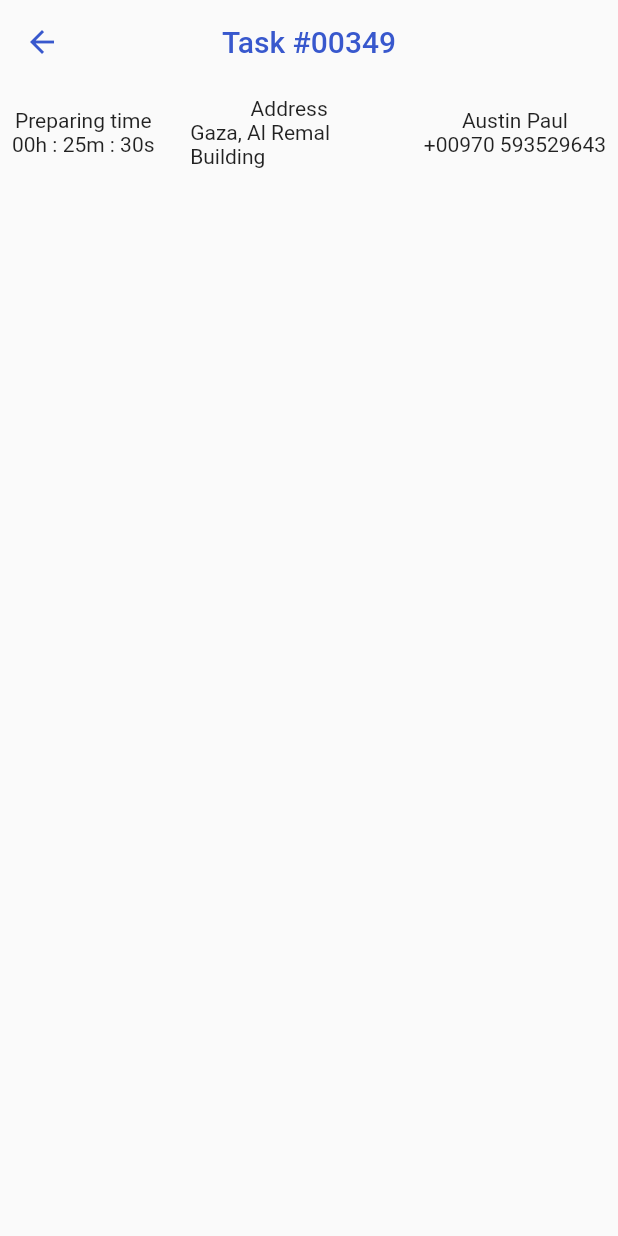
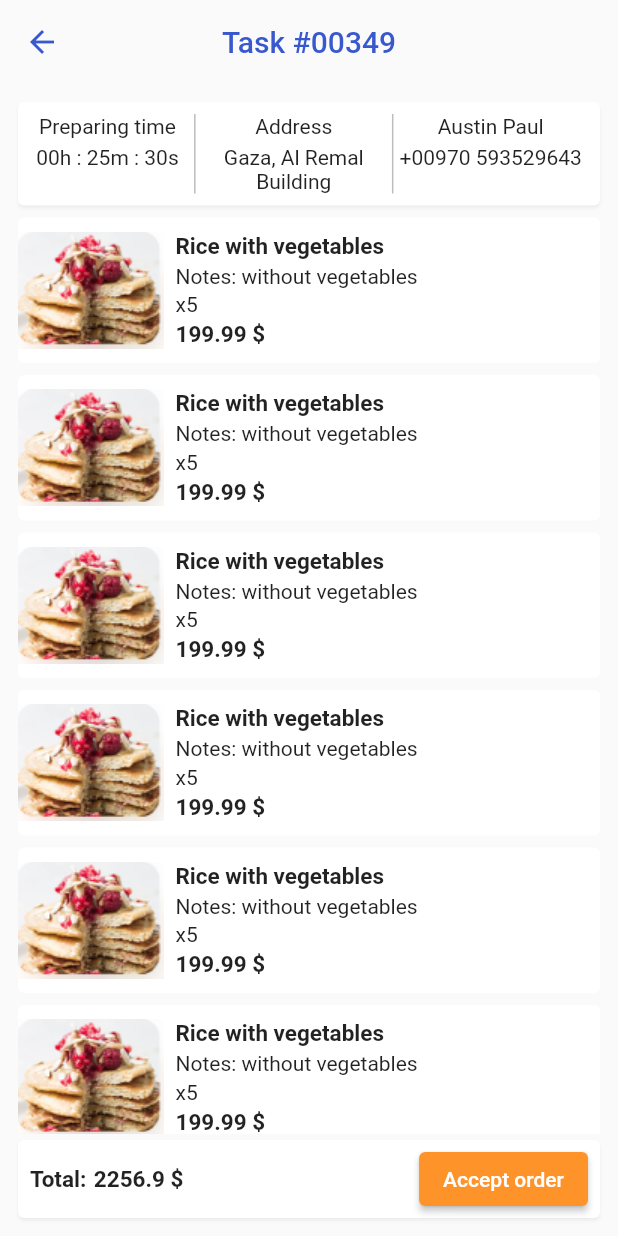
Before and after one commit to eyadramzy/Velonto-food-flutter, a Flutter app: the TaskInfoPage screen opened by its route, on a phone screen of 412 x 824 dp. Run offline on Flutter 3.47's test engine with Material 2 defaults, Android fonts, the phone set to English and light mode, and no system bars.

Commit message:
add task details

```diff
--- a/velontofood/lib/screens/home_page.dart
+++ b/velontofood/lib/screens/home_page.dart
@@ -145,6 +145,7 @@ class TaskItem extends StatelessWidget {
                     Row(
                       children:  [
                         const Icon(Icons.access_time , size: 12),
+                        const SizedBox(width:5 ,),
                         Text(taskModel.time , style: const TextStyle(fontSize: 12,color: Colors.black87)),
                       ],
                     ),
--- a/velontofood/lib/screens/task_details_page.dart
+++ b/velontofood/lib/screens/task_details_page.dart
@@ -25,14 +25,92 @@ class _TaskInfoPageState extends State<TaskInfoPage> {
         padding: const EdgeInsets.all(8.0),
         child: Column(
           children: [
-            Row(
-              mainAxisAlignment: MainAxisAlignment.spaceBetween,
+            Card(
+              elevation: 1,
+              shadowColor: Colors.black26,
+              color: Colors.white,
+              child: Padding(
+                padding: const EdgeInsets.all(8.0),
+                child: IntrinsicHeight(
+                  child: Row(
+                    mainAxisAlignment: MainAxisAlignment.spaceEvenly,
+                    children: [
+                      const ItemInfo(
+                          title: "Preparing time", details: "00h : 25m : 30s"),
+                      const SizedBox(
+                        width: 2,
+                      ),
+                      Container(width: 1, color: Colors.black26),
+                      const ItemInfo(
+                          title: "Address", details: "Gaza, Al Remal Building"),
+                      Container(width: 1, color: Colors.black26),
+                      const ItemInfo(
+                          title: "Austin Paul", details: "+00970 593529643"),
+                    ],
+                  ),
+                ),
+              ),
+            ),
+            Expanded(
+                child: ListView.builder(
+              itemCount: 15,
+              itemBuilder: (context, index) {
+                return Card(
+                  elevation: 0,
+                  child: Row(
+                    children: [
+                      Image.asset("assets/image/img.png"),
+                      Padding(
+                        padding: const EdgeInsets.symmetric(
+                            horizontal: 8.0, vertical: 10),
+                        child: Column(
+                          crossAxisAlignment: CrossAxisAlignment.start,
                           children: const [
-                ItemInfo(title: "Preparing time", details: "00h : 25m : 30s"),
-                ItemInfo(title: "Address", details: "Gaza, Al Remal Building"),
-                ItemInfo(title: "Austin Paul", details: "+00970 593529643"),
+                            Text("Rice with vegetables" , style: TextStyle(fontWeight: FontWeight.bold, fontSize: 15),),
+                            SizedBox(
+                              height: 3,
+                            ),
+                            Text("Notes: without vegetables"),
+                            SizedBox(
+                              height: 3,
+                            ),
+                            Text("x5"),
+                            SizedBox(
+                              height: 3,
+                            ),
+                            Text("199.99 \$" ,style: TextStyle(fontWeight: FontWeight.bold, fontSize: 15),),
                           ],
+                        ),
                       )
+                    ],
+                  ),
+                );
+              },
+            )),
+            Card(
+              elevation: 1,
+              shadowColor: Colors.black26,
+              color: Colors.white,
+              child: Padding(
+                padding: const EdgeInsets.symmetric(horizontal: 8.0 , vertical: 2),
+                child: Row(
+                  children: [
+                    const Text("Total:", style: TextStyle(fontWeight: FontWeight.bold, fontSize: 15),),
+                    SizedBox(width: 5,),
+                    const Text("2256.9 \$",style: TextStyle(fontWeight: FontWeight.bold , fontSize: 15)),
+                    const Spacer(),
+                    ElevatedButton(
+                      onPressed: () {},
+                      style: const ButtonStyle(
+                        backgroundColor:
+                            MaterialStatePropertyAll<Color>(AppColors.orangeColor),
+                      ),
+                      child: const Text("Accept order"),
+                    )
+                  ],
+                ),
+              ),
+            ),
           ],
         ),
       ),
@@ -50,14 +128,15 @@ class ItemInfo extends StatelessWidget {
   @override
   Widget build(BuildContext context) {
     return Flexible(
-      child: Container(
       child: Column(
         crossAxisAlignment: CrossAxisAlignment.center,
         children: [
           Text(title),
-            Text(details),
+          const SizedBox(
+            height: 5,
+          ),
+          Text(details, textAlign: TextAlign.center),
         ],
-        ),
       ),
     );
   }
--- a/velontofood/lib/utils/app_color.dart
+++ b/velontofood/lib/utils/app_color.dart
@@ -5,4 +5,5 @@ class AppColors {
   AppColors._(); // this basically makes it so you can't instantiate this class
 
   static const primaryColor = Color(0xFF3858cd);
+  static const orangeColor = Color(0xFFfe932a);
 }
--- a/velontofood/pubspec.yaml
+++ b/velontofood/pubspec.yaml
@@ -59,6 +59,9 @@ flutter:
   # the material Icons class.
   uses-material-design: true
 
+  assets:
+    - assets/
+    - assets/image/
   # To add assets to your application, add an assets section, like this:
   # assets:
   #   - images/a_dot_burr.jpeg
```
Also changed, not shown: velontofood/assets/image/img.png (added). Lines whose indentation alone changed are shown as unchanged.
